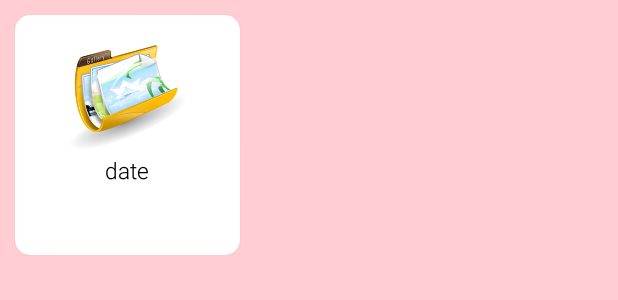
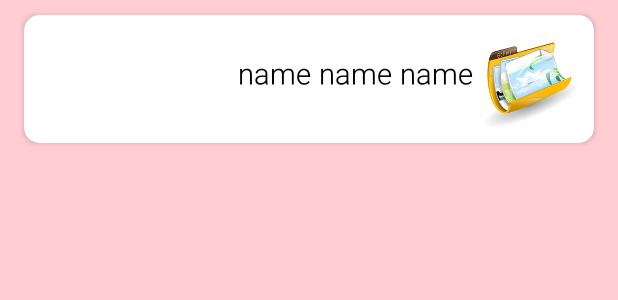
Before and after one commit to MahmoudRoid/Doctor, an Android app: the layout image_category_item.xml on its own in the app's theme, with its tools: preview values and no code run, on a phone screen of 412 x 824 dp. Shown: the top 300 px of the screen. Run offline under Robolectric (Android 15) with nearby library versions, the phone set to English and light mode, and no system bars; network calls fail.

Commit message:
style va ...

```diff
--- a/app/src/main/AndroidManifest.xml
+++ b/app/src/main/AndroidManifest.xml
@@ -57,6 +57,7 @@
 
         <activity
             android:name=".Activity.SplashActivity"
+            android:theme="@style/FullscreenTheme"
             android:screenOrientation="portrait">
             <intent-filter>
                 <action android:name="android.intent.action.MAIN" />
@@ -67,6 +68,7 @@
         <activity
             android:name=".Activity.MainActivity"
             android:label=""
+            android:theme="@style/FullscreenTheme"
             android:screenOrientation="portrait" />
         <activity
             android:name=".Activity.ListActivity"
--- a/app/src/main/java/ir/elegam/doctor/Activity/ImageCategoryActivity.java
+++ b/app/src/main/java/ir/elegam/doctor/Activity/ImageCategoryActivity.java
@@ -8,6 +8,7 @@ import android.support.design.widget.FloatingActionButton;
 import android.support.design.widget.Snackbar;
 import android.support.v7.app.AppCompatActivity;
 import android.support.v7.widget.GridLayoutManager;
+import android.support.v7.widget.LinearLayoutManager;
 import android.support.v7.widget.RecyclerView;
 import android.support.v7.widget.Toolbar;
 import android.view.MenuItem;
@@ -151,9 +152,9 @@ public class ImageCategoryActivity extends AppCompatActivity implements IWebserv
         this.imageCategoryGalleryArrayList=arrayList;
 
         mRecyclerView = (RecyclerView) findViewById(R.id.images_category_recycler);
-//        mLayoutManager = new GridLayoutManager(ImageCategoryActivity.this,3);
-        lLayout = new GridLayoutManager(ImageCategoryActivity.this, 2);
-        mRecyclerView.setLayoutManager(lLayout);
+        mLayoutManager = new LinearLayoutManager(ImageCategoryActivity.this);
+        mRecyclerView.setLayoutManager(mLayoutManager);
+
         mAdapter = new ImageCategoryAdapter(imageCategoryGalleryArrayList);
         mRecyclerView.setAdapter(mAdapter);
 
--- a/app/src/main/res/layout/image_category_item.xml
+++ b/app/src/main/res/layout/image_category_item.xml
@@ -1,52 +1,52 @@
 <?xml version="1.0" encoding="utf-8"?>
 <android.support.v7.widget.CardView
-    android:id="@+id/bank_asatid_cardview"
+    android:id="@+id/talar_eftekharat_cardview"
     xmlns:android="http://schemas.android.com/apk/res/android"
     xmlns:card_view="http://schemas.android.com/apk/res-auto"
-    android:layout_width="150dp"
-    android:layout_height="160dp"
-    android:layout_marginRight="10dp"
-    android:layout_marginLeft="10dp"
+    android:layout_width="match_parent"
+    android:layout_height="wrap_content"
+    android:layout_marginRight="16dp"
+    android:layout_marginLeft="16dp"
     card_view:cardCornerRadius="10dp"
     card_view:contentPadding="10dp"
     android:layout_marginTop="10dp"
     android:background="#CFD8DC">
 
-    <RelativeLayout
+    <LinearLayout
         android:layout_width="match_parent"
-        android:layout_height="match_parent">
+        android:layout_height="match_parent"
+        android:orientation="vertical">
 
-        <LinearLayout
+        <RelativeLayout
             android:layout_width="match_parent"
-            android:layout_height="match_parent"
-            android:layout_centerVertical="true"
-            android:orientation="vertical">
+            android:layout_height="@dimen/_50sdp">
 
-            <ImageView
-                android:layout_width="80dp"
-                android:layout_height="80dp"
-                android:src="@drawable/gallery"
-                android:layout_gravity="center_horizontal"/>
-
-            <ir.elegam.doctor.Classes.CustomTextView
+       <ir.elegam.doctor.Classes.CustomTextView
                 android:id="@+id/image_category_title"
                 android:layout_width="wrap_content"
                 android:layout_height="wrap_content"
-                android:layout_marginTop="4dp"
+                android:textColor="#000000"
+                android:text="name name name"
+                android:textSize="@dimen/_14sdp"
+                android:layout_gravity="center_vertical"
+                android:gravity="right"
+                android:maxLines="4"
+                android:layout_marginRight="5dp"
                 android:layout_marginLeft="5dp"
-                android:layout_marginRight="5dp"
-                android:singleLine="false"
-                android:layout_gravity="center_horizontal"
-                android:text="date"
-                android:textColor="#000000"
-                android:maxLines="3"
-                android:minLines="1"
-                android:textSize="14sp" />
+                android:layout_toLeftOf="@+id/image_category_image"
+                android:layout_centerVertical="true"/>
 
+            <ImageView
+                android:id="@+id/image_category_image"
+                android:layout_width="@dimen/_50sdp"
+                android:layout_height="@dimen/_50sdp"
+                android:src="@drawable/gallery"
+                android:layout_gravity="center_vertical"
+                android:layout_alignParentRight="true"
+                android:layout_centerVertical="true"/>
 
+        </RelativeLayout>
 
-        </LinearLayout>
-
-    </RelativeLayout>
+    </LinearLayout>
 
 </android.support.v7.widget.CardView>
--- a/app/src/main/res/values-v21/styles.xml
+++ b/app/src/main/res/values-v21/styles.xml
@@ -34,4 +34,12 @@
         <item name="android:textColorHint">@color/white</item>
     </style>
 
+    <style name="FullscreenTheme" parent="@style/Theme.AppCompat.Light">
+        <item name="windowNoTitle">true</item>
+        <item name="windowActionBar">false</item>
+        <item name="android:windowFullscreen">true</item>
+        <item name="android:windowIsTranslucent">true</item>
+        <item name="android:windowContentOverlay">@null</item>
+    </style>
+
 </resources>
--- a/app/src/main/res/values/styles.xml
+++ b/app/src/main/res/values/styles.xml
@@ -51,5 +51,13 @@
         <item name="android:textColor">#ffffff</item>
     </style>
 
+    <style name="FullscreenTheme" parent="@style/Theme.AppCompat.Light">
+        <item name="windowNoTitle">true</item>
+        <item name="windowActionBar">false</item>
+        <item name="android:windowFullscreen">true</item>
+        <item name="android:windowIsTranslucent">true</item>
+        <item name="android:windowContentOverlay">@null</item>
+    </style>
+
 
 </resources>
```
